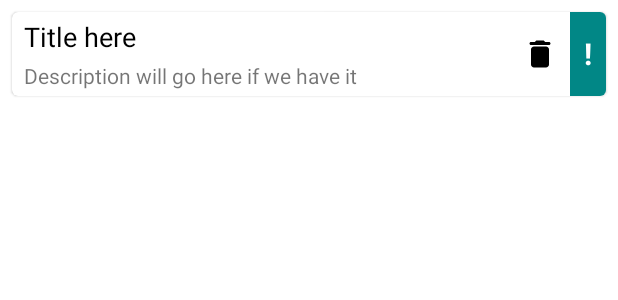
After one commit to Tryden12/ToBuy, an Android app: the layout model_item_entity.xml on its own in the app's theme, with its tools: preview values and no code run, on a phone screen of 412 x 824 dp. The commit adds this screen. Shown: the top 300 px of the screen. Run offline under Robolectric (Android 15) with nearby library versions, the phone set to English and light mode, and no system bars.

Commit message:
epoxy setup

```diff
--- a/app/build.gradle
+++ b/app/build.gradle
@@ -3,6 +3,11 @@ plugins {
     id 'org.jetbrains.kotlin.android'
     id 'kotlin-kapt'
 
+}
+
+// Epoxy
+kapt {
+    correctErrorTypes = true
 }
 
 android {
--- /dev/null
+++ b/app/src/main/res/drawable/ic_delete_24.xml
@@ -0,0 +1,9 @@
+<vector xmlns:android="http://schemas.android.com/apk/res/android"
+    android:width="24dp"
+    android:height="24dp"
+    android:viewportWidth="24"
+    android:viewportHeight="24">
+    <path
+        android:fillColor="@android:color/black"
+        android:pathData="M6,19c0,1.1 0.9,2 2,2h8c1.1,0 2,-0.9 2,-2V9c0,-1.1 -0.9,-2 -2,-2H8c-1.1,0 -2,0.9 -2,2v10zM18,4h-2.5l-0.71,-0.71c-0.18,-0.18 -0.44,-0.29 -0.7,-0.29H9.91c-0.26,0 -0.52,0.11 -0.7,0.29L8.5,4H6c-0.55,0 -1,0.45 -1,1s0.45,1 1,1h12c0.55,0 1,-0.45 1,-1s-0.45,-1 -1,-1z" />
+</vector>
--- /dev/null
+++ b/app/src/main/res/layout/model_item_entity.xml
@@ -0,0 +1,67 @@
+<?xml version="1.0" encoding="utf-8"?>
+<com.google.android.material.card.MaterialCardView xmlns:android="http://schemas.android.com/apk/res/android"
+    xmlns:app="http://schemas.android.com/apk/res-auto"
+    xmlns:tools="http://schemas.android.com/tools"
+    android:layout_width="match_parent"
+    android:layout_height="wrap_content"
+    android:layout_marginHorizontal="8dp"
+    android:layout_marginTop="8dp"
+    app:cardCornerRadius="4dp">
+
+    <androidx.constraintlayout.widget.ConstraintLayout
+        android:layout_width="match_parent"
+        android:layout_height="match_parent">
+
+        <androidx.appcompat.widget.AppCompatTextView
+            android:id="@+id/titleTextView"
+            android:layout_width="0dp"
+            android:layout_height="wrap_content"
+            android:layout_marginStart="8dp"
+            android:layout_marginTop="4dp"
+            android:layout_marginBottom="4dp"
+            android:textColor="?attr/colorOnSurface"
+            android:textSize="18sp"
+            app:layout_constraintBottom_toTopOf="@+id/descriptionTextView"
+            app:layout_constraintEnd_toStartOf="@id/deleteImageView"
+            app:layout_constraintStart_toStartOf="parent"
+            app:layout_constraintTop_toTopOf="parent"
+            tools:text="Title here" />
+
+        <androidx.appcompat.widget.AppCompatTextView
+            android:id="@+id/descriptionTextView"
+            android:layout_width="0dp"
+            android:layout_height="wrap_content"
+            android:layout_marginBottom="4dp"
+            app:layout_constraintBottom_toBottomOf="parent"
+            app:layout_constraintEnd_toStartOf="@id/deleteImageView"
+            app:layout_constraintStart_toStartOf="@id/titleTextView"
+            app:layout_constraintTop_toBottomOf="@id/titleTextView"
+            tools:text="Description will go here if we have it" />
+
+        <androidx.appcompat.widget.AppCompatTextView
+            android:id="@+id/priorityTextView"
+            android:layout_width="24dp"
+            android:layout_height="0dp"
+            android:gravity="center"
+            android:text="!"
+            android:textColor="@color/white"
+            android:textSize="20sp"
+            android:textStyle="bold"
+            app:layout_constraintBottom_toBottomOf="parent"
+            app:layout_constraintEnd_toEndOf="parent"
+            app:layout_constraintTop_toTopOf="parent"
+            tools:background="@color/teal_700" />
+
+        <androidx.appcompat.widget.AppCompatImageView
+            android:id="@+id/deleteImageView"
+            android:layout_width="wrap_content"
+            android:layout_height="wrap_content"
+            android:layout_marginEnd="8dp"
+            app:layout_constraintBottom_toBottomOf="parent"
+            app:layout_constraintEnd_toStartOf="@+id/priorityTextView"
+            app:layout_constraintTop_toTopOf="parent"
+            app:srcCompat="@drawable/ic_delete_24" />
+
+    </androidx.constraintlayout.widget.ConstraintLayout>
+
+</com.google.android.material.card.MaterialCardView>
--- /dev/null
+++ b/app/src/main/res/values/ids.xml
@@ -0,0 +1,4 @@
+<?xml version="1.0" encoding="utf-8"?>
+<resources>
+    <item name="epoxy_viewbinding" type="id" />
+</resources>
```
Also changed, not shown: app/src/main/java/com/tryden/tobuy/ui/epoxy/ViewBindingKotlinModel.kt (added, +62 -0 lines), app/src/main/java/com/tryden/tobuy/ui/home/HomeEpoxyController.kt (added, +72 -0 lines), app/src/main/java/com/tryden/tobuy/ui/home/ItemEntityInterface.kt (added, +10 -0 lines), app/src/main/res/values/colors.xml (+25 -0 lines).
